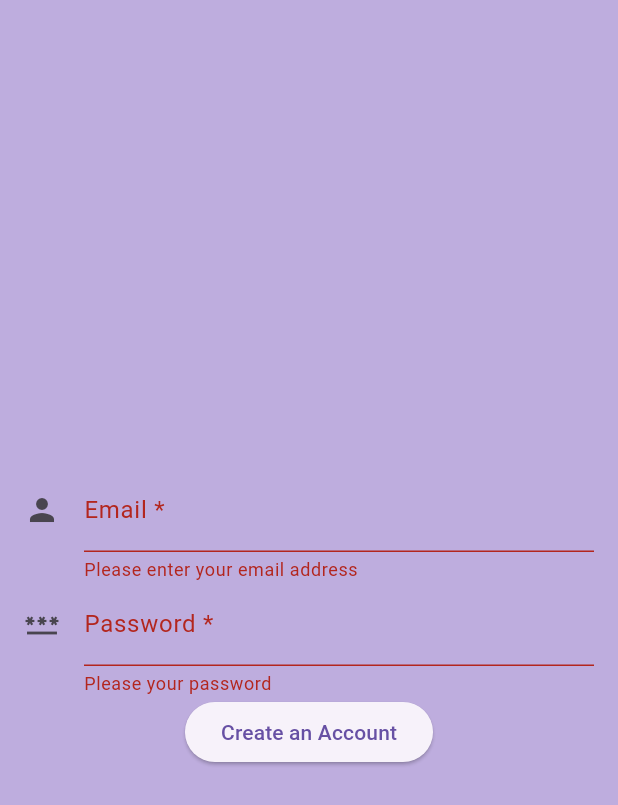
After one commit to SuperMouse101/catlogger, a Flutter app: the LoginPage screen opened by its route, after a tap on "Create an Account", on a phone screen of 412 x 824 dp. The commit adds this screen. Shown: the top 805 px of the screen. Run offline on Flutter 3.47's test engine with Material 3 defaults, Android fonts, the phone set to English and light mode, and no system bars; our stand-ins replace cloud_firestore, firebase_auth, firebase_core, go_router; accounts and stored records are empty; generated files the repository leaves out were written again.

Commit message:
made the login page

```diff
--- /dev/null
+++ b/lib/login.dart
@@ -0,0 +1,84 @@
+import 'package:flutter/material.dart';
+import 'package:go_router/go_router.dart';
+import 'package:firebase_auth/firebase_auth.dart';
+
+class LoginPage extends StatefulWidget {
+  const LoginPage({super.key, required this.title});
+
+  final String title;
+
+  @override
+  State<LoginPage> createState() => _LoginPageState();
+}
+
+class _LoginPageState extends State<LoginPage> {
+  final _formKey = GlobalKey<FormState>();
+  final _emailController = TextEditingController();
+  final _passwordController = TextEditingController();
+
+  Future<void> _login() async {
+  if(_formKey.currentState!.validate()){
+      await FirebaseAuth.instance.signInWithEmailAndPassword(
+        email: _emailController.text,
+        password: _passwordController.text,
+      );
+      if(mounted){
+        context.go('/');
+      }
+    }
+  }
+
+  @override
+  Widget build(BuildContext context) {
+    return Scaffold(
+      body: Container(
+        margin: const EdgeInsets.all(16),
+        child: Form(
+          key: _formKey,
+          child: Column(
+            children: [
+              Spacer(),
+              TextFormField(
+                controller: _emailController,
+                decoration: const InputDecoration(
+                  labelText: 'Email *',
+                  icon: Icon(Icons.person),
+                ),
+                validator:(value) {
+                  if(value == null || value.isEmpty){
+                    return 'Please enter your email address';
+                  }
+                  return null;
+                },
+              ),
+              TextFormField(
+                controller: _passwordController,
+                obscureText: true,
+                autocorrect: false,
+                enableSuggestions: false,
+                decoration: const InputDecoration(
+                  labelText: 'Password *',
+                  icon: Icon(Icons.password),
+                ),
+                validator:(value) {
+                  if(value == null || value.isEmpty){
+                    return 'Please your password';
+                  }
+                  if(value.length < 6) {
+                    return 'Password mush have at least 6 characters';
+                  }
+                  return null;
+                },
+              ),
+              ElevatedButton(
+                onPressed: _login,
+                child: const Text('Create an Account'),
+              ),
+              Spacer()
+            ],
+          )
+        ),
+      ),
+    );
+  }
+}
--- a/lib/main.dart
+++ b/lib/main.dart
@@ -7,6 +7,7 @@ import 'package:firebase_auth/firebase_auth.dart';
 import 'home.dart';
 import 'auth.dart';
 import 'create.dart';
+import 'login.dart';
 
 Future<void> main() async{
   WidgetsFlutterBinding.ensureInitialized();
@@ -30,6 +31,10 @@ final _router = GoRouter(
       path: '/create',
       builder: (context, state) => const CreateUser(title: 'Create Account'),
     ),
+    GoRoute(
+      path: '/login',
+      builder: (context, state) => const LoginPage(title: 'Login'),
+    ),
   ],
 );
 
```
